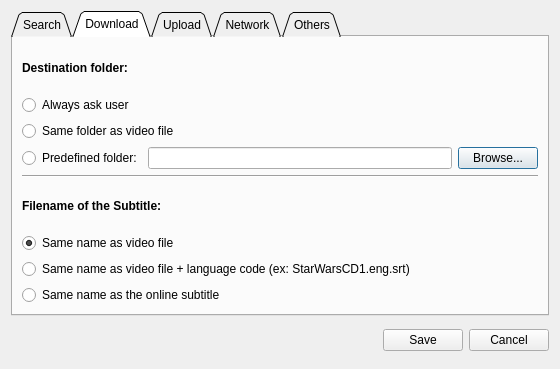
Old version of the form gui/preferences.ui in the repository subdownloader/subdownloader.
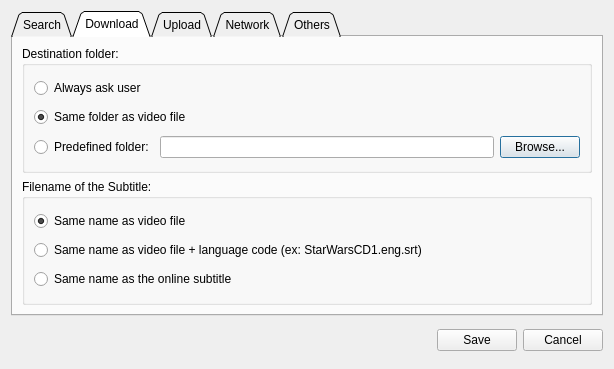
New version of the form. The open tabs and pages were chosen to show the change.

Patch:
```diff
--- a/gui/preferences.ui
+++ b/gui/preferences.ui
@@ -8,7 +8,7 @@
    <rect>
     <x>0</x>
     <y>0</y>
-    <width>560</width>
+    <width>614</width>
     <height>369</height>
    </rect>
   </property>
@@ -130,34 +130,26 @@
       </attribute>
       <layout class="QVBoxLayout" name="verticalLayout" >
        <item>
-        <widget class="QLabel" name="label_54" >
-         <property name="sizePolicy" >
-          <sizepolicy vsizetype="Preferred" hsizetype="MinimumExpanding" >
-           <horstretch>0</horstretch>
-           <verstretch>0</verstretch>
-          </sizepolicy>
-         </property>
+        <widget class="QGroupBox" name="groupBox" >
          <property name="font" >
           <font>
-           <weight>75</weight>
-           <bold>true</bold>
+           <weight>50</weight>
+           <italic>false</italic>
+           <bold>false</bold>
           </font>
          </property>
-         <property name="text" >
+         <property name="title" >
           <string>Destination folder:</string>
          </property>
-        </widget>
-       </item>
+         <layout class="QVBoxLayout" name="verticalLayout_6" >
        <item>
-        <layout class="QGridLayout" name="gridLayout_2" >
-         <item row="0" column="0" colspan="2" >
           <widget class="QRadioButton" name="optionDownloadFolderAsk" >
            <property name="text" >
             <string>Always ask user</string>
            </property>
           </widget>
          </item>
-         <item row="1" column="0" colspan="2" >
+          <item>
           <widget class="QRadioButton" name="optionDownloadFolderSame" >
            <property name="text" >
             <string>Same folder as video file</string>
@@ -167,21 +159,23 @@
            </property>
           </widget>
          </item>
-         <item row="2" column="0" >
+          <item>
+           <layout class="QHBoxLayout" name="horizontalLayout_6" >
+            <item>
           <widget class="QRadioButton" name="optionDownloadFolderPredefined" >
            <property name="text" >
             <string>Predefined folder:</string>
            </property>
           </widget>
          </item>
-         <item row="2" column="1" >
+            <item>
           <widget class="QLineEdit" name="optionPredefinedFolderText" >
            <property name="readOnly" >
             <bool>true</bool>
            </property>
           </widget>
          </item>
-         <item row="2" column="2" >
+            <item>
           <widget class="QPushButton" name="optionButtonChooseFolder" >
            <property name="text" >
             <string>Browse...</string>
@@ -190,33 +184,14 @@
          </item>
         </layout>
        </item>
-       <item>
-        <widget class="Line" name="line_8" >
-         <property name="orientation" >
-          <enum>Qt::Horizontal</enum>
-         </property>
+         </layout>
         </widget>
        </item>
        <item>
-        <widget class="QLabel" name="label_53" >
-         <property name="sizePolicy" >
-          <sizepolicy vsizetype="Preferred" hsizetype="MinimumExpanding" >
-           <horstretch>0</horstretch>
-           <verstretch>0</verstretch>
-          </sizepolicy>
-         </property>
-         <property name="font" >
-          <font>
-           <weight>75</weight>
-           <bold>true</bold>
-          </font>
-         </property>
-         <property name="text" >
+        <widget class="QGroupBox" name="groupBox_2" >
+         <property name="title" >
           <string>Filename of the Subtitle:</string>
          </property>
-        </widget>
-       </item>
-       <item>
         <layout class="QVBoxLayout" name="verticalLayout_2" >
          <item>
           <widget class="QRadioButton" name="optionDownloadSameFilename" >
@@ -246,6 +221,7 @@
           </widget>
          </item>
         </layout>
+        </widget>
        </item>
       </layout>
      </widget>
```
Left out of the diff: 4 changed lines with no effect on the pictures. Lines whose indentation alone changed are shown as unchanged.
